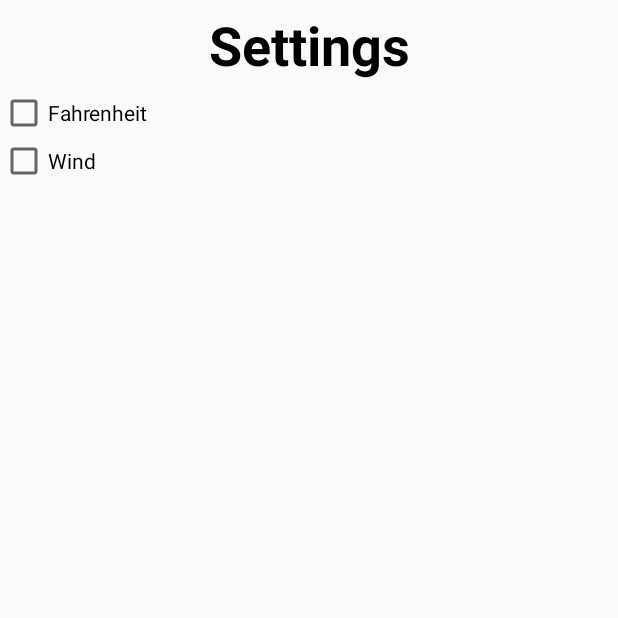
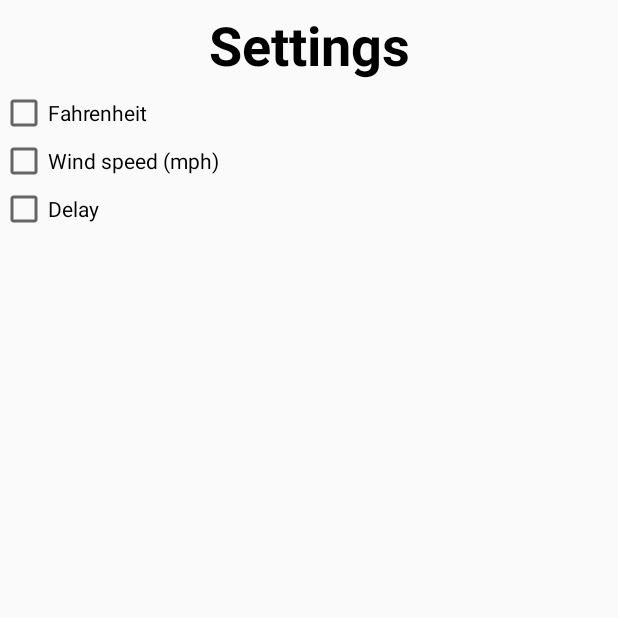
Before and after one commit to Mani114/WeatherApp, an Android app: the screen it shows after launch (SettingsActivity), after a tap on "SETTINGS", on a phone screen of 412 x 824 dp, the top half of it. Run offline under Robolectric (Android 15) with nearby library versions, the phone set to English and light mode, and no system bars.

Commit message:
Eleventh commit

```diff
--- a/app/src/main/java/com/example/myapplication/data/DateProvider.java
+++ b/app/src/main/java/com/example/myapplication/data/DateProvider.java
@@ -8,10 +8,8 @@ import java.util.Locale;
 public class DateProvider {
 
     public static String getDateNow() {
-
         DateFormat dateFormat = new SimpleDateFormat("dd MMMM yyyy HH:mm", Locale.getDefault());
         Date date = new Date();
         return dateFormat.format(date);
-
     }
 }
--- /dev/null
+++ b/app/src/main/java/com/example/myapplication/data/SettingsProvider.java
@@ -0,0 +1,58 @@
+package com.example.myapplication.data;
+
+import android.content.Context;
+import android.content.SharedPreferences;
+
+public class SettingsProvider {
+
+    private static final String            TEMP_KEY  = "Temperature_metric";
+    private static final String            WIND_KEY  = "Wind";
+    private static final String            DELAY_KEY = "Delay";
+    private              SharedPreferences pref;
+
+
+    public SettingsProvider(Context context) {
+        pref = context.getSharedPreferences("myPref", 0);
+
+    }
+
+    public void saveTemp(boolean b) {
+
+        SharedPreferences.Editor editor = pref.edit();
+        editor.putBoolean(TEMP_KEY, b);
+        editor.apply();
+
+    }
+
+    public void saveWind(boolean b) {
+        SharedPreferences.Editor editor = pref.edit();
+        editor.putBoolean(WIND_KEY, b);
+        editor.apply();
+
+    }
+
+    public void saveDelay(boolean b) {
+        SharedPreferences.Editor editor = pref.edit();
+        editor.putBoolean(DELAY_KEY, b);
+        editor.apply();
+
+    }
+
+    public boolean getTemperatureMetric() {
+
+        return pref.getBoolean(TEMP_KEY, false);
+    }
+
+    public boolean getWind() {
+
+        return pref.getBoolean(WIND_KEY, false);
+
+    }
+
+    public boolean withDelay (){
+
+        return pref.getBoolean(DELAY_KEY, false);
+    }
+
+
+}
--- a/app/src/main/java/com/example/myapplication/data/WeatherProvider.java
+++ b/app/src/main/java/com/example/myapplication/data/WeatherProvider.java
@@ -4,10 +4,9 @@ import com.example.myapplication.ui.Data;
 
 public interface WeatherProvider {
 
-
     interface TemperatureCallback {
 
-        void onResult(int temperature);
+        void onResult(double temperature);
 
         void onFailure();
 
@@ -19,14 +18,10 @@ public interface WeatherProvider {
 
         void onFail();
 
-
-
     }
 
+    void getCurrentTemperature(String city, TemperatureCallback callBack, boolean withDelay);
 
-    void getCurrentTemperature(String city, TemperatureCallback callBack);
-
-    void getData(String city, DataCallback callback);
-
+    void getData(String city, DataCallback callback, boolean withDelay);
 
 }
--- a/app/src/main/java/com/example/myapplication/ui/SettingsActivity.java
+++ b/app/src/main/java/com/example/myapplication/ui/SettingsActivity.java
@@ -1,29 +1,26 @@
 package com.example.myapplication.ui;
 
-import android.content.SharedPreferences;
 import android.os.Bundle;
 import android.util.Log;
 import android.widget.CheckBox;
 import android.widget.CompoundButton;
-import android.widget.TextView;
+
 
 import com.example.myapplication.R;
+import com.example.myapplication.data.SettingsProvider;
 
-import androidx.appcompat.app.ActionBar;
 import androidx.appcompat.app.AppCompatActivity;
-import androidx.preference.PreferenceFragmentCompat;
+
 
 public class SettingsActivity extends AppCompatActivity {
 
-    private static final String TEMP_KEY = "Temperature_metric";
-    private static final String WIND_KEY = "Wind";
-    private SharedPreferences pref;
+    public SettingsProvider settingsProvider;
 
     @Override
     protected void onCreate(Bundle savedInstanceState) {
         super.onCreate(savedInstanceState);
         setContentView(R.layout.settings_activity);
-        pref = getApplicationContext().getSharedPreferences("myPref", 0);
+        settingsProvider = new SettingsProvider(getApplicationContext());
 
         final CheckBox checkBoxFahrenheit = findViewById(R.id.fahrenheit);
         checkBoxFahrenheit.setOnCheckedChangeListener(new CompoundButton.OnCheckedChangeListener() {
@@ -31,39 +28,37 @@ public class SettingsActivity extends AppCompatActivity {
             public void onCheckedChanged(final CompoundButton buttonView, final boolean isChecked) {
 
                 Log.d("onCheckedChanged", String.valueOf(isChecked));
-                saveData(TEMP_KEY, isChecked);
-
+                settingsProvider.saveTemp(isChecked);
             }
         });
 
-        checkBoxFahrenheit.setChecked(loadData(TEMP_KEY));
+        checkBoxFahrenheit.setChecked(settingsProvider.getTemperatureMetric());
 
         final CheckBox checkBoxWind = findViewById(R.id.wind);
         checkBoxWind.setOnCheckedChangeListener(new CompoundButton.OnCheckedChangeListener() {
+
             @Override
             public void onCheckedChanged(final CompoundButton buttonView, final boolean isChecked) {
                 Log.d("onCheckedChanged", String.valueOf(isChecked));
-                saveData(WIND_KEY, isChecked);
+                settingsProvider.saveWind(isChecked);
             }
 
         });
 
-        checkBoxWind.setChecked(loadData(WIND_KEY));
+        checkBoxWind.setChecked(settingsProvider.getWind());
 
-    }
+        final CheckBox checkBoxDelay = findViewById(R.id.delay);
+        checkBoxDelay.setOnCheckedChangeListener(new CompoundButton.OnCheckedChangeListener() {
+            @Override
+            public void onCheckedChanged(final CompoundButton buttonView, final boolean isChecked) {
+                Log.d("onCheckedChanged", String.valueOf(isChecked));
+                settingsProvider.saveDelay(isChecked);
+            }
+        });
 
-    private void saveData(String key, boolean b) {
-
-        SharedPreferences.Editor editor = pref.edit();
-        editor.putBoolean(key, b);
-        editor.apply();
-    }
-
-    private boolean loadData(String key) {
-        return pref.getBoolean(key, false);
+        checkBoxDelay.setChecked((settingsProvider.withDelay()));
 
     }
 
 
-
 }
--- a/app/src/main/res/layout/settings_activity.xml
+++ b/app/src/main/res/layout/settings_activity.xml
@@ -23,15 +23,22 @@
         android:id="@+id/fahrenheit"
         android:layout_width="match_parent"
         android:layout_height="wrap_content"
-        android:text="Fahrenheit">
-
+        android:text="@string/fahrenheit">
     </CheckBox>
 
     <CheckBox
         android:id="@+id/wind"
         android:layout_width="match_parent"
         android:layout_height="wrap_content"
-        android:text="Wind">
+        android:text="Wind speed (mph)">
+
+    </CheckBox>
+
+    <CheckBox
+        android:id="@+id/delay"
+        android:layout_width="match_parent"
+        android:layout_height="wrap_content"
+        android:text="Delay">
 
     </CheckBox>
 
--- a/app/src/main/res/values/strings.xml
+++ b/app/src/main/res/values/strings.xml
@@ -35,6 +35,7 @@
     <string name="attachment_summary_off">Only download attachments when manually requested</string>
     <string name="Settings">Settings</string>
     <string name="settings">Settings</string>
+    <string name="fahrenheit">Fahrenheit</string>
 
 
 </resources>
```
Also changed, not shown: app/src/main/java/com/example/myapplication/data/TemperatureConverter.java (+9 -19 lines), app/src/main/java/com/example/myapplication/data/WeatherProviderImpl.java (+30 -17 lines), app/src/main/java/com/example/myapplication/data/WindConverter.java (added, +10 -0 lines), app/src/main/java/com/example/myapplication/ui/CelsiusSymbol.java (deleted, +0 -11 lines), app/src/main/java/com/example/myapplication/ui/Data.java (+12 -10 lines), app/src/main/java/com/example/myapplication/ui/MainActivity.java (+56 -52 lines), app/src/main/java/com/example/myapplication/ui/WeatherActivity.java (+28 -15 lines), app/src/main/res/layout/activity_main.xml (+81 -5 lines), app/src/main/res/layout/activity_weather.xml (+12 -0 lines).
